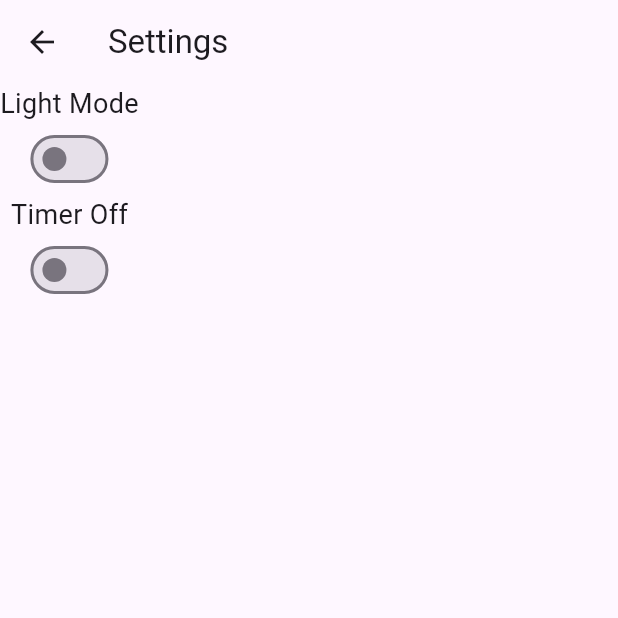
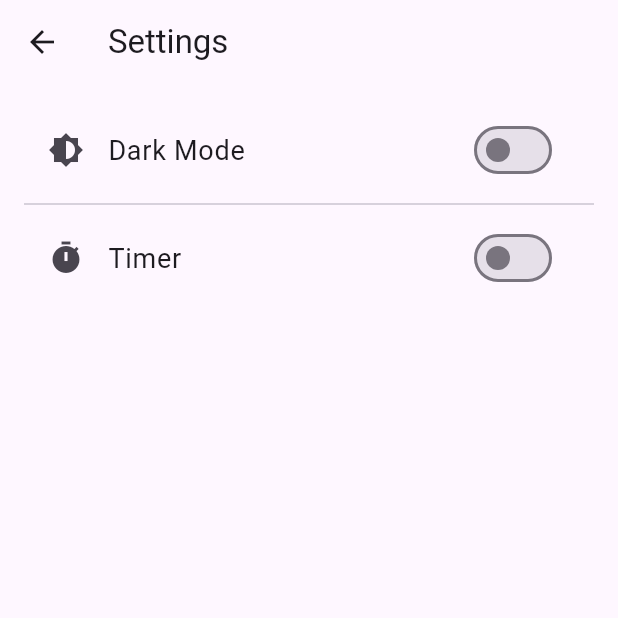
Before and after one commit to PaulPetermann/Personality-App, a Flutter app: the SettingsPage screen opened directly, on a phone screen of 412 x 824 dp, the top half of it. Run offline on Flutter 3.47's test engine with Material 3 defaults, Android fonts, the phone set to English and light mode, and no system bars; our stand-ins replace flutter_riverpod, hive, hive_flutter; missing offline and left inert: dart:ffi; accounts and stored records are empty.

Commit message:
settings modified

```diff
--- a/lib/view/pages/settings/settings_page.dart
+++ b/lib/view/pages/settings/settings_page.dart
@@ -20,14 +20,16 @@ class SettingsPageState extends State<SettingsPage> {
     return Theme(
       data: settings.get("isDarkmode") ? ThemeData.dark() : ThemeData.light(),
       child: Scaffold(
-        appBar: AppBar(title: const Text('Settings')),
-        body: Column(
+        appBar: AppBar(
+          title: const Text('Settings'),
+        ),
+        body: Padding(
+          padding: const EdgeInsets.all(16.0),
+          child: Column(
             children: [
-            Text(
-              settings.get("isDarkmode") ? 'Dark Mode' : 'Light Mode',
-              style: const TextStyle(fontSize: 18.0),
-            ),
-            Switch(
+              _buildSwitchTile(
+                icon: Icons.brightness_6,
+                title: 'Dark Mode',
                 value: settings.get("isDarkmode"),
                 onChanged: (value) {
                   setState(() {
@@ -36,11 +38,10 @@ class SettingsPageState extends State<SettingsPage> {
                   });
                 },
               ),
-            Text(
-              settings.get("timerOn") ? 'Timer On' : 'Timer Off',
-              style: const TextStyle(fontSize: 18.0),
-            ),
-            Switch(
+              const Divider(),
+              _buildSwitchTile(
+                icon: Icons.timer,
+                title: 'Timer',
                 value: settings.get("timerOn"),
                 onChanged: (value) {
                   setState(() {
@@ -48,10 +49,30 @@ class SettingsPageState extends State<SettingsPage> {
                     settings.put("timerOn", !current);
                   });
                 },
-            )
+              ),
             ],
+          ),
         ),
       ),
     );
   }
+
+  Widget _buildSwitchTile({
+    required IconData icon,
+    required String title,
+    required bool value,
+    required Function(bool) onChanged,
+  }) {
+    return ListTile(
+      leading: Icon(icon),
+      title: Text(
+        title,
+        style: const TextStyle(fontSize: 18.0),
+      ),
+      trailing: Switch(
+        value: value,
+        onChanged: onChanged,
+      ),
+    );
   }
+}
```
Lines whose indentation alone changed are shown as unchanged.
